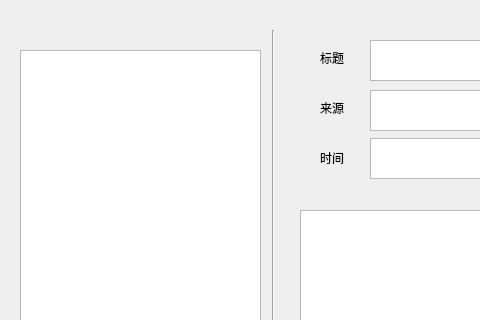
This is gui/NewsDialog.ui in chuchong/DSA-Final--news-searcher as Qt 5 draws it before an edit; both pictures show x 0 to 480 and y 0 to 320 of the 960 by 600 pixel window. The edited form follows.
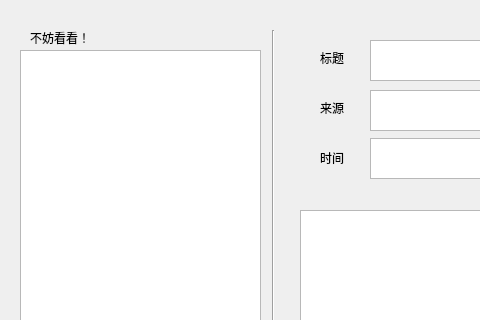
This is the edited form.

What changed in the file:
```diff
--- a/gui/NewsDialog.ui
+++ b/gui/NewsDialog.ui
@@ -115,6 +115,19 @@
     </rect>
    </property>
   </widget>
+  <widget class="QLabel" name="label_4">
+   <property name="geometry">
+    <rect>
+     <x>30</x>
+     <y>30</y>
+     <width>72</width>
+     <height>15</height>
+    </rect>
+   </property>
+   <property name="text">
+    <string>不妨看看！</string>
+   </property>
+  </widget>
  </widget>
  <layoutdefault spacing="6" margin="11"/>
  <resources/>
```
Left out of the diff: 10 changed lines with no effect on the pictures.
